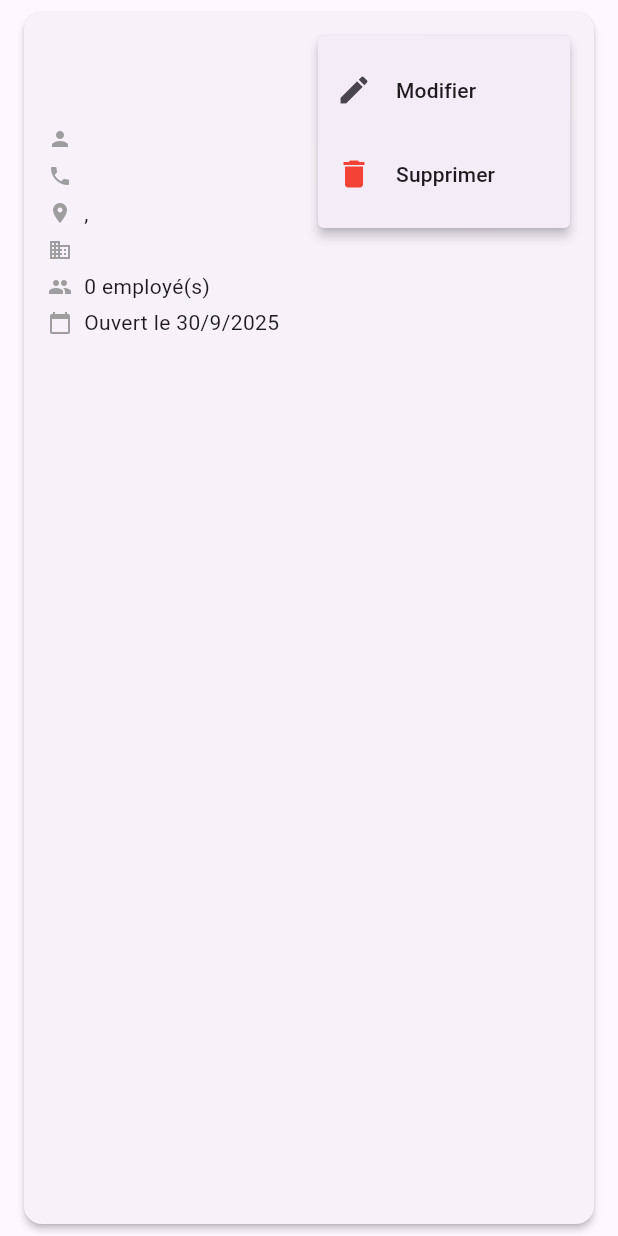
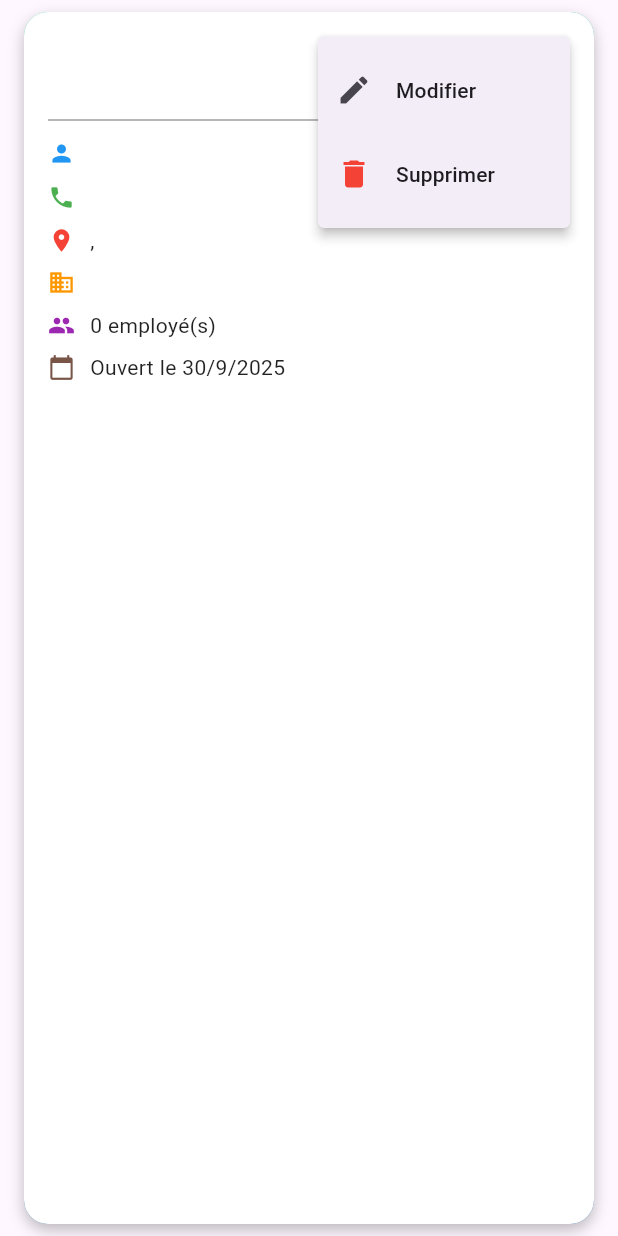
Before and after one commit to danychibox/recAssujeti, a Flutter app: the BoutiqueCard widget shown alone on an empty page, opened directly with empty values, after a tap on the "more vert" icon, on a phone screen of 412 x 824 dp. Run offline on Flutter 3.47's test engine with Material 3 defaults, Android fonts, the light colour scheme and no system bars; our stand-ins replace sqflite; accounts and stored records are empty.

```diff
--- a/lib/screens/list_boutique_screen.dart
+++ b/lib/screens/list_boutique_screen.dart
@@ -175,9 +175,16 @@ class _ListBoutiqueScreenState extends State<ListBoutiqueScreen> {
             child: TextField(
               controller: _searchController,
               decoration: InputDecoration(
-                labelText: 'Rechercher...',
+                 hintText: "Rechercher un produit...",
                 prefixIcon: const Icon(Icons.search),
-                border: const OutlineInputBorder(),
+                 filled: true,
+            fillColor: Colors.grey.shade100,
+            contentPadding:
+                const EdgeInsets.symmetric(vertical: 0, horizontal: 16),
+                border: OutlineInputBorder(
+              borderRadius: BorderRadius.circular(12),
+              borderSide: BorderSide.none,
+            ),
                 suffixIcon: IconButton(
                   icon: const Icon(Icons.clear),
                   onPressed: () {
--- a/lib/widgets/boutique_card.dart
+++ b/lib/widgets/boutique_card.dart
@@ -1,7 +1,7 @@
 import 'package:flutter/material.dart';
 import 'package:assujtiapp/model/boutique.dart';
 
-class BoutiqueCard extends StatelessWidget {
+class BoutiqueCard extends StatefulWidget {
   final Boutique boutique;
   final VoidCallback onDelete;
 
@@ -12,30 +12,64 @@ class BoutiqueCard extends StatelessWidget {
   });
 
   @override
+  State<BoutiqueCard> createState() => _BoutiqueCardState();
+}
+
+class _BoutiqueCardState extends State<BoutiqueCard> {
+  bool _isPressed = false;
+
+  @override
   Widget build(BuildContext context) {
-    return Card(
+    return GestureDetector(
+      onTapDown: (_) => setState(() => _isPressed = true),
+      onTapUp: (_) => setState(() => _isPressed = false),
+      onTapCancel: () => setState(() => _isPressed = false),
+      child: AnimatedContainer(
+        duration: const Duration(milliseconds: 150),
         margin: const EdgeInsets.symmetric(horizontal: 16, vertical: 8),
-      elevation: 2,
+        decoration: BoxDecoration(
+          borderRadius: BorderRadius.circular(16),
+          gradient: const LinearGradient(
+            colors: [Color(0xFF43CEA2), Color(0xFF185A9D)],
+            begin: Alignment.topLeft,
+            end: Alignment.bottomRight,
+          ),
+          boxShadow: [
+            BoxShadow(
+              color: Colors.black26,
+              blurRadius: _isPressed ? 2 : 8,
+              offset: Offset(0, _isPressed ? 2 : 4),
+            ),
+          ],
+        ),
+        child: Transform.scale(
+          scale: _isPressed ? 0.97 : 1.0,
+          child: ClipRRect(
+            borderRadius: BorderRadius.circular(16),
+            child: Material(
+              color: Colors.white,
               child: Padding(
                 padding: const EdgeInsets.all(16.0),
                 child: Column(
                   crossAxisAlignment: CrossAxisAlignment.start,
                   children: [
+                    // Header (Nom + menu)
                     Row(
                       mainAxisAlignment: MainAxisAlignment.spaceBetween,
                       children: [
                         Expanded(
                           child: Text(
-                    boutique.nom,
+                            widget.boutique.nom,
                             style: Theme.of(context).textTheme.titleLarge?.copyWith(
                                   fontWeight: FontWeight.bold,
-                      color: Colors.green[700],
+                                  fontSize: 20,
+                                  color: Colors.green[800],
                                 ),
                             overflow: TextOverflow.ellipsis,
                           ),
                         ),
                         PopupMenuButton(
-                  icon: const Icon(Icons.more_vert),
+                          icon: const Icon(Icons.more_vert, color: Colors.grey),
                           itemBuilder: (context) => [
                             const PopupMenuItem(
                               value: 'edit',
@@ -53,38 +87,47 @@ class BoutiqueCard extends StatelessWidget {
                             ),
                           ],
                           onSelected: (value) {
-                    if (value == 'delete') {
-                      _showDeleteDialog(context);
-                    }
+                            if (value == 'delete') _showDeleteDialog(context);
                           },
                         ),
                       ],
                     ),
-            const SizedBox(height: 8),
-            _buildInfoRow(Icons.person, boutique.proprietaire),
-            _buildInfoRow(Icons.phone, boutique.telephone),
-            _buildInfoRow(Icons.location_on, '${boutique.adresse}, ${boutique.quartier}'),
-            _buildInfoRow(Icons.business, boutique.typeCommerce),
-            _buildInfoRow(Icons.people, '${boutique.nombreEmployes} employé(s)'),
-            _buildInfoRow(Icons.calendar_today,
-                'Ouvert le ${boutique.dateOuverture.day}/${boutique.dateOuverture.month}/${boutique.dateOuverture.year}'),
+                    const Divider(color: Colors.grey, thickness: 1, height: 16),
+
+                    // Infos boutique
+                    _buildInfoRow(Icons.person, widget.boutique.proprietaire, Colors.blue),
+                    _buildInfoRow(Icons.phone, widget.boutique.telephone, Colors.green),
+                    _buildInfoRow(Icons.location_on,
+                        '${widget.boutique.adresse}, ${widget.boutique.quartier}', Colors.red),
+                    _buildInfoRow(Icons.business, widget.boutique.typeCommerce, Colors.orange),
+                    _buildInfoRow(Icons.people,
+                        '${widget.boutique.nombreEmployes} employé(s)', Colors.purple),
+                    _buildInfoRow(
+                      Icons.calendar_today,
+                      'Ouvert le ${widget.boutique.dateOuverture.day}/${widget.boutique.dateOuverture.month}/${widget.boutique.dateOuverture.year}',
+                      Colors.brown,
+                    ),
                   ],
+                ),
+              ),
+            ),
+          ),
         ),
       ),
     );
   }
 
-  Widget _buildInfoRow(IconData icon, String text) {
+  Widget _buildInfoRow(IconData icon, String text, Color iconColor) {
     return Padding(
-      padding: const EdgeInsets.symmetric(vertical: 2.0),
+      padding: const EdgeInsets.symmetric(vertical: 4.0),
       child: Row(
         children: [
-          Icon(icon, size: 16, color: Colors.grey),
-          const SizedBox(width: 8),
+          Icon(icon, size: 18, color: iconColor),
+          const SizedBox(width: 10),
           Expanded(
             child: Text(
               text,
-              style: const TextStyle(fontSize: 14),
+              style: const TextStyle(fontSize: 14, color: Colors.black87),
             ),
           ),
         ],
@@ -97,7 +140,7 @@ class BoutiqueCard extends StatelessWidget {
       context: context,
       builder: (context) => AlertDialog(
         title: const Text('Confirmer la suppression'),
-        content: Text('Voulez-vous vraiment supprimer la boutique "${boutique.nom}" ?'),
+        content: Text('Voulez-vous vraiment supprimer la boutique "${widget.boutique.nom}" ?'),
         actions: [
           TextButton(
             onPressed: () => Navigator.pop(context),
@@ -106,7 +149,7 @@ class BoutiqueCard extends StatelessWidget {
           TextButton(
             onPressed: () {
               Navigator.pop(context);
-              onDelete();
+              widget.onDelete();
             },
             style: TextButton.styleFrom(foregroundColor: Colors.red),
             child: const Text('Supprimer'),
```
Lines whose indentation alone changed are shown as unchanged.
